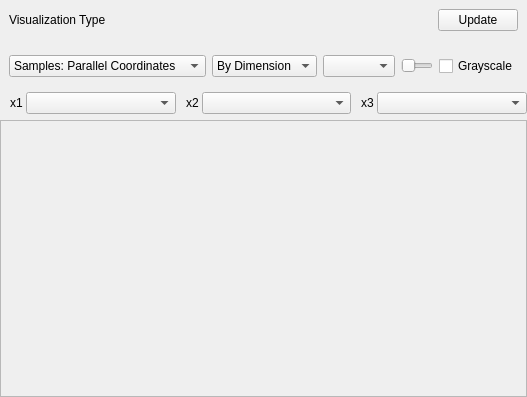
Qt form MLDemos/visualization.ui (b4silio/MLDemos) before a commit.
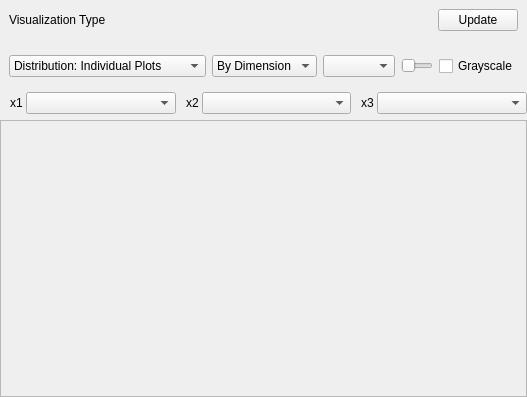
The same form after that commit.

Commit message: v0.6.0 CHANGED: Major revision of Graphical UI. The drawing, algorithm and display option panels have been integrated into the main window. Algorithm option panes have been revised for more consistency and clearer workflow CHANGED: Visualization display mode now hides all editing options (essentially a "read-only" mode) ADDED: new Icons for algorithms, display options, etc.

```diff
--- a/MLDemos/visualization.ui
+++ b/MLDemos/visualization.ui
@@ -96,18 +96,18 @@
             </font>
            </property>
            <property name="currentIndex">
-            <number>0</number>
+            <number>5</number>
            </property>
-           <item>
-            <property name="text">
-             <string>Samples: Parallel Coordinates</string>
-            </property>
-           </item>
            <item>
             <property name="text">
              <string>Samples: Scatterplot</string>
             </property>
            </item>
+           <item>
+            <property name="text">
+             <string>Samples: Parallel Coordinates</string>
+            </property>
+           </item>
            <item>
             <property name="text">
              <string>Samples: Radial Graphs</string>
@@ -321,7 +321,7 @@
         <x>0</x>
         <y>0</y>
         <width>525</width>
-        <height>249</height>
+        <height>239</height>
        </rect>
       </property>
       <layout class="QVBoxLayout" name="verticalLayout_2" stretch="1">
```
The commit also changes 126 other files.
